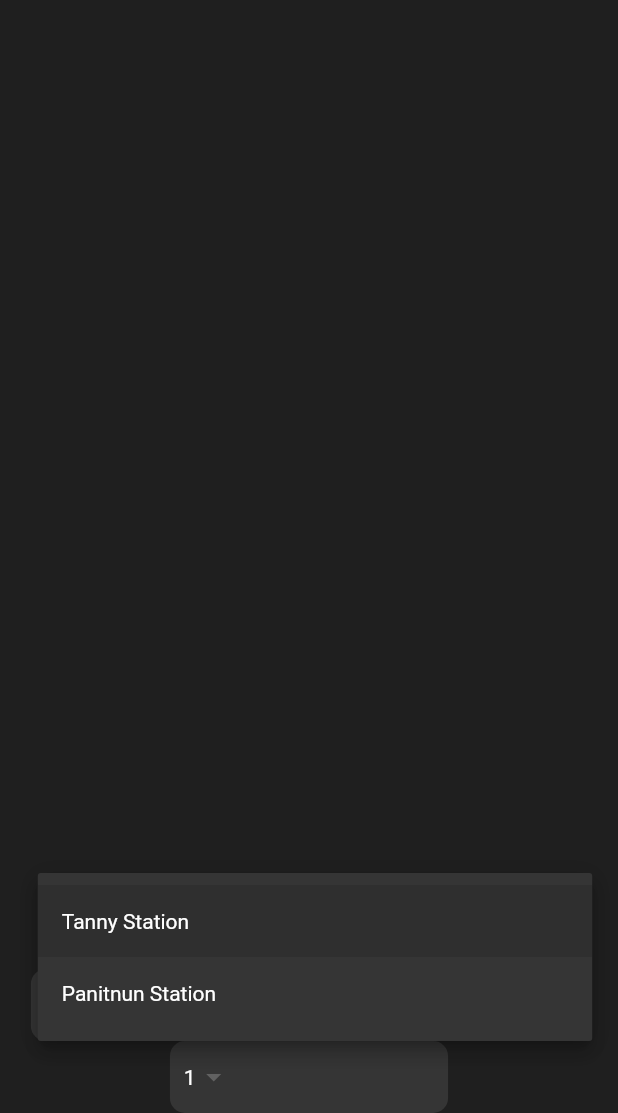
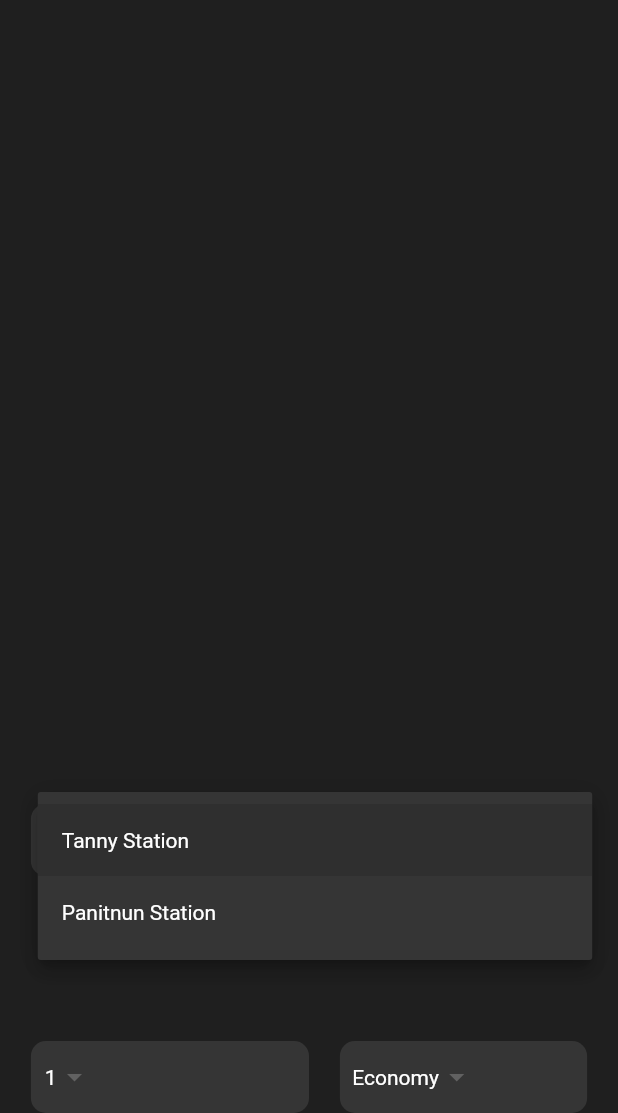
Before and after one commit to Panitnun-6243/flutter_go_moon_app, a Flutter app: the screen it shows after launch, after a tap on "Tanny Station", on a phone screen of 412 x 824 dp, the part 123-1236 px from its top. Run offline on Flutter 3.47's test engine with Material 2 defaults, Android fonts, the phone set to English and light mode, and no system bars.

Commit message:
Wrap up dropdown

```diff
--- a/lib/pages/home_page.dart
+++ b/lib/pages/home_page.dart
@@ -16,12 +16,7 @@ class HomePage extends StatelessWidget {
           child: Column(
             children: [
               _pageTitle(),
-              Column(
-                children: [
-                  _destinationDropDownWidget(),
-                  _travellerInformationWidget(),
-                ],
-              ),
+              _bookRideWidget(),
             ],
             mainAxisAlignment: MainAxisAlignment.spaceBetween,
             mainAxisSize: MainAxisSize.max,
@@ -66,11 +61,34 @@ class HomePage extends StatelessWidget {
   }
 
   Widget _travellerInformationWidget() {
-    List<String> _items = ['1', '2', '3', '4'];
+    return Row(
+      mainAxisAlignment: MainAxisAlignment.spaceBetween,
+      mainAxisSize: MainAxisSize.max,
+      crossAxisAlignment: CrossAxisAlignment.center,
+      children: [
+        CustomDropDownButton(
+          values: const ['1', '2', '3', '4'],
+          width: _deviceWidth * 0.45,
+        ),
+        CustomDropDownButton(
+            values: const ['Economy', 'Business', 'First', 'Private'],
+            width: _deviceWidth * 0.40)
+      ],
+    );
+  }
 
-    return CustomDropDownButton(
-      values: _items,
-      width: _deviceWidth * 0.45,
+  Widget _bookRideWidget() {
+    return Container(
+      child: Column(
+        mainAxisAlignment: MainAxisAlignment.spaceBetween,
+        mainAxisSize: MainAxisSize.max,
+        crossAxisAlignment: CrossAxisAlignment.center,
+        children: [
+          _destinationDropDownWidget(),
+          _travellerInformationWidget(),
+        ],
+      ),
+      height: _deiceHeight * 0.25,
     );
   }
 }
```
